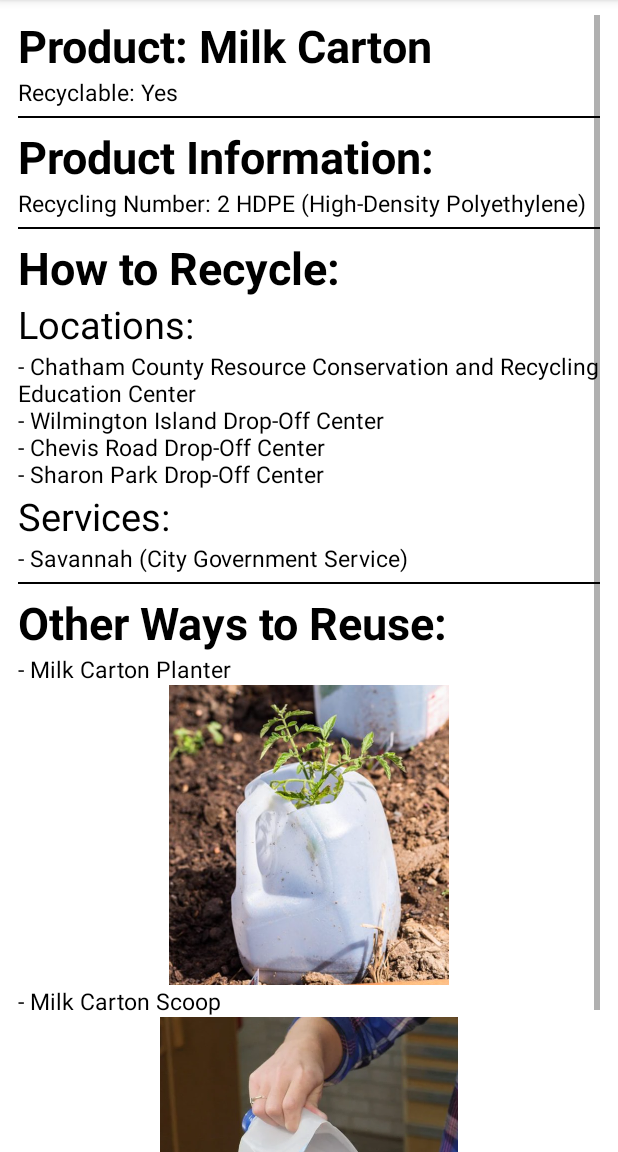
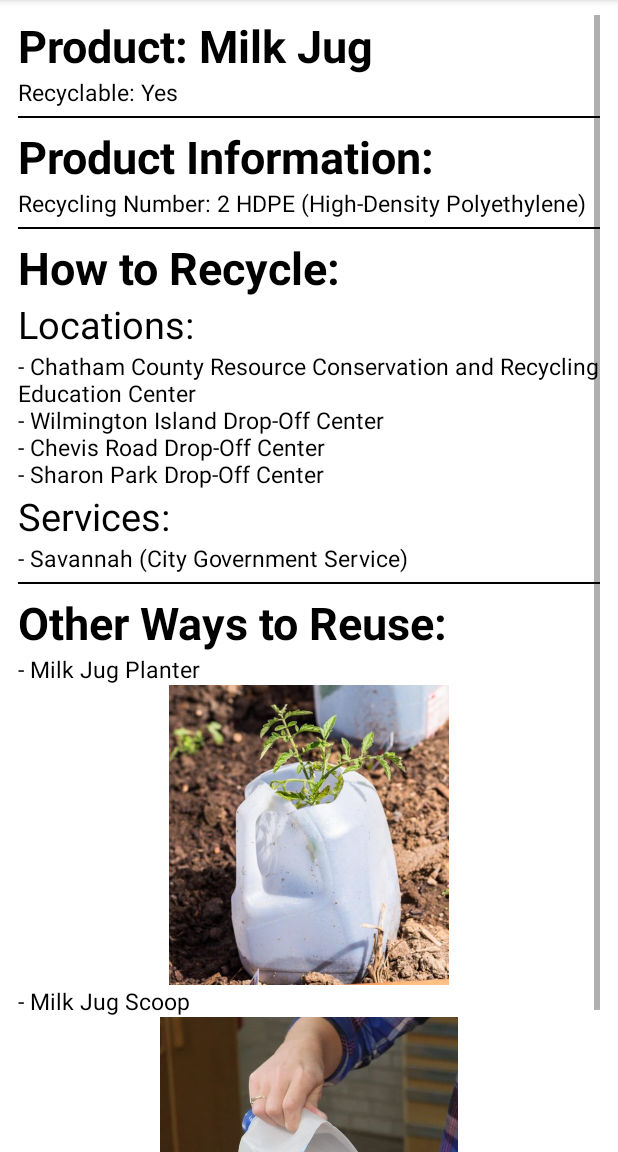
Before and after one commit to BrowerZhang/Salvager, an Android app: the ActivityMilkCarton screen opened directly, with no data from a screen before it, on a phone screen of 412 x 824 dp, the part 84-1236 px from its top. Run offline under Robolectric (Android 15) with nearby library versions, the phone set to English and light mode, and no system bars.

Commit message:
search bar

```diff
--- a/app/src/main/java/com/example/salvager/MainActivity.java
+++ b/app/src/main/java/com/example/salvager/MainActivity.java
@@ -19,7 +19,7 @@ import com.google.android.material.bottomnavigation.BottomNavigationView;
 public class MainActivity extends AppCompatActivity {
 
     ListView listView;
-    String[] searches = {"Water Bottles", "Milk Carton", "Detergent Bottles", "Plastic Shopping Bags", "Ketchup Bottles", "Plastic Egg Carton", "Baby Bottles",
+    String[] searches = {"Water Bottles", "Milk Jug", "Detergent Bottles", "Plastic Shopping Bags", "Ketchup Bottles", "Plastic Egg Carton", "Baby Bottles",
             "Glass Bottle", "Batteries + Automotive Batteries", "Cardboard", "Soup Can", "Scrap Metal", "Paint"};
 
     ArrayAdapter<String> arrayAdapter;
@@ -155,7 +155,7 @@ public class MainActivity extends AppCompatActivity {
 
         MenuItem menuItem = menu.findItem(R.id.action_search);
         SearchView searchView = (SearchView) menuItem.getActionView();
-        searchView.setQueryHint("Type to search your recyclable item");
+        searchView.setQueryHint("Search your recyclable item");
 
         searchView.setOnQueryTextListener(new SearchView.OnQueryTextListener() {
             @Override
--- a/app/src/main/res/layout/activity_milk_carton.xml
+++ b/app/src/main/res/layout/activity_milk_carton.xml
@@ -17,7 +17,7 @@
         android:id="@+id/product"
         android:layout_width="wrap_content"
         android:layout_height="wrap_content"
-        android:text="Product: Milk Carton"
+        android:text="Product: Milk Jug"
         android:textSize="30sp"
         android:textStyle="bold"
         android:textColor="@color/black"/>
@@ -141,7 +141,7 @@
             android:layout_width="wrap_content"
             android:layout_height="wrap_content"
             android:layout_below="@+id/Reuse"
-            android:text="- Milk Carton Planter"
+            android:text="- Milk Jug Planter"
             android:textSize="15sp"
             android:textColor="@color/black"/>
 
@@ -159,7 +159,7 @@
             android:layout_width="wrap_content"
             android:layout_height="wrap_content"
             android:layout_below="@+id/waysToReuseImage"
-            android:text="- Milk Carton Scoop"
+            android:text="- Milk Jug Scoop"
             android:textSize="15sp"
             android:textColor="@color/black"/>
 
```
